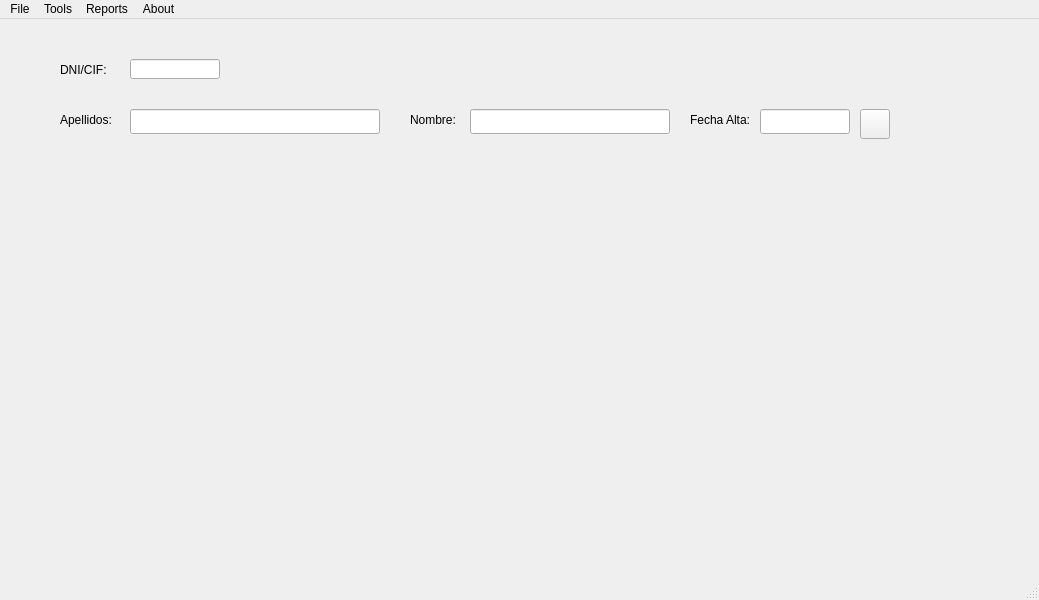
Before: the Qt Designer form templates/window.ui in antonrubii/ProyectoDI, drawn with Qt 5.
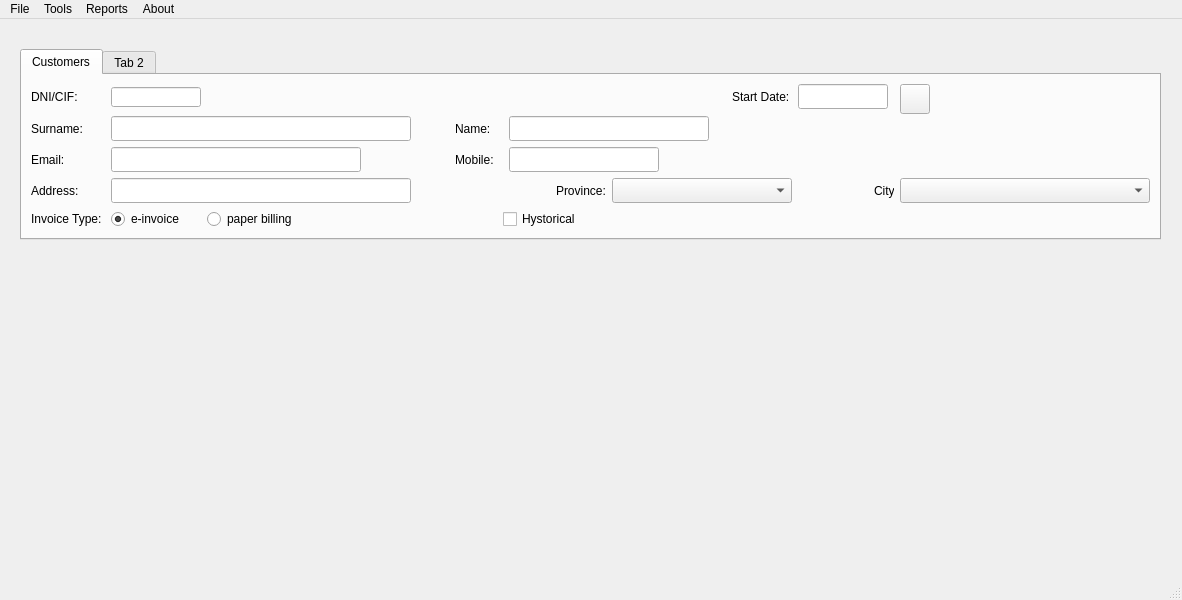
After: the same form once the commit is applied. Icons and pictures are not drawn.

Patch:
```diff
--- a/templates/window.ui
+++ b/templates/window.ui
@@ -6,7 +6,7 @@
    <rect>
     <x>0</x>
     <y>0</y>
-    <width>1039</width>
+    <width>1182</width>
     <height>600</height>
    </rect>
   </property>
@@ -14,177 +14,341 @@
    <string>EmpresaTeis</string>
   </property>
   <widget class="QWidget" name="centralwidget">
-   <widget class="QLabel" name="lblDnicli">
+   <widget class="QTabWidget" name="panMain">
     <property name="geometry">
      <rect>
-      <x>60</x>
-      <y>40</y>
-      <width>51</width>
-      <height>21</height>
+      <x>20</x>
+      <y>30</y>
+      <width>1141</width>
+      <height>191</height>
      </rect>
     </property>
-    <property name="text">
-     <string>DNI/CIF:</string>
-    </property>
-   </widget>
-   <widget class="QLineEdit" name="txtDnicli">
-    <property name="geometry">
-     <rect>
-      <x>130</x>
-      <y>40</y>
-      <width>90</width>
-      <height>20</height>
-     </rect>
-    </property>
-    <property name="minimumSize">
-     <size>
-      <width>90</width>
-      <height>20</height>
-     </size>
-    </property>
-    <property name="maximumSize">
-     <size>
-      <width>90</width>
-      <height>20</height>
-     </size>
-    </property>
-   </widget>
-   <widget class="QLabel" name="lblApelcli">
-    <property name="geometry">
-     <rect>
-      <x>60</x>
-      <y>90</y>
-      <width>61</width>
-      <height>21</height>
-     </rect>
-    </property>
-    <property name="text">
-     <string>Apellidos:</string>
-    </property>
-   </widget>
-   <widget class="QLineEdit" name="txtApelcli">
-    <property name="geometry">
-     <rect>
-      <x>130</x>
-      <y>90</y>
-      <width>250</width>
-      <height>25</height>
-     </rect>
-    </property>
-    <property name="minimumSize">
-     <size>
-      <width>250</width>
-      <height>25</height>
-     </size>
-    </property>
-    <property name="maximumSize">
-     <size>
-      <width>250</width>
-      <height>25</height>
-     </size>
-    </property>
-   </widget>
-   <widget class="QLabel" name="lblNomecli">
-    <property name="geometry">
-     <rect>
-      <x>410</x>
-      <y>90</y>
-      <width>61</width>
-      <height>21</height>
-     </rect>
-    </property>
-    <property name="text">
-     <string>Nombre:</string>
-    </property>
-   </widget>
-   <widget class="QLineEdit" name="lblNomecli_2">
-    <property name="geometry">
-     <rect>
-      <x>470</x>
-      <y>90</y>
-      <width>200</width>
-      <height>25</height>
-     </rect>
-    </property>
-    <property name="minimumSize">
-     <size>
-      <width>200</width>
-      <height>25</height>
-     </size>
-    </property>
-    <property name="maximumSize">
-     <size>
-      <width>200</width>
-      <height>25</height>
-     </size>
-    </property>
-   </widget>
-   <widget class="QLabel" name="lblAltacli">
-    <property name="geometry">
-     <rect>
-      <x>690</x>
-      <y>90</y>
-      <width>61</width>
-      <height>21</height>
-     </rect>
-    </property>
-    <property name="text">
-     <string>Fecha Alta:</string>
-    </property>
-   </widget>
-   <widget class="QLineEdit" name="txtAltacli">
-    <property name="geometry">
-     <rect>
-      <x>760</x>
-      <y>90</y>
-      <width>90</width>
-      <height>25</height>
-     </rect>
-    </property>
-    <property name="minimumSize">
-     <size>
-      <width>90</width>
-      <height>25</height>
-     </size>
-    </property>
-    <property name="maximumSize">
-     <size>
-      <width>90</width>
-      <height>25</height>
-     </size>
-    </property>
-    <property name="alignment">
-     <set>Qt::AlignCenter</set>
-    </property>
-   </widget>
-   <widget class="QPushButton" name="btnFechaltacli">
-    <property name="geometry">
-     <rect>
-      <x>860</x>
-      <y>90</y>
-      <width>30</width>
-      <height>30</height>
-     </rect>
-    </property>
-    <property name="minimumSize">
-     <size>
-      <width>30</width>
-      <height>30</height>
-     </size>
-    </property>
-    <property name="maximumSize">
-     <size>
-      <width>30</width>
-      <height>30</height>
-     </size>
-    </property>
-    <property name="text">
-     <string/>
-    </property>
-    <property name="icon">
-     <iconset>
-      <normaloff>../img/calendario.png</normaloff>../img/calendario.png</iconset>
-    </property>
+    <widget class="QWidget" name="tabCli">
+     <attribute name="title">
+      <string>Customers</string>
+     </attribute>
+     <layout class="QGridLayout" name="gridLayout">
+      <item row="1" column="1" colspan="2">
+       <widget class="QLineEdit" name="txtApelcli">
+        <property name="minimumSize">
+         <size>
+          <width>300</width>
+          <height>25</height>
+         </size>
+        </property>
+        <property name="maximumSize">
+         <size>
+          <width>250</width>
+          <height>25</height>
+         </size>
+        </property>
+       </widget>
+      </item>
+      <item row="0" column="9">
+       <widget class="QLineEdit" name="txtAltacli">
+        <property name="minimumSize">
+         <size>
+          <width>90</width>
+          <height>25</height>
+         </size>
+        </property>
+        <property name="maximumSize">
+         <size>
+          <width>90</width>
+          <height>25</height>
+         </size>
+        </property>
+        <property name="alignment">
+         <set>Qt::AlignCenter</set>
+        </property>
+       </widget>
+      </item>
+      <item row="1" column="3">
+       <spacer name="horizontalSpacer">
+        <property name="orientation">
+         <enum>Qt::Horizontal</enum>
+        </property>
+        <property name="sizeHint" stdset="0">
+         <size>
+          <width>40</width>
+          <height>20</height>
+         </size>
+        </property>
+       </spacer>
+      </item>
+      <item row="1" column="4" colspan="2" alignment="Qt::AlignLeft">
+       <widget class="QLabel" name="lblNomecli">
+        <property name="text">
+         <string>Name:</string>
+        </property>
+       </widget>
+      </item>
+      <item row="1" column="6" colspan="2">
+       <widget class="QLineEdit" name="lblNomecli_2">
+        <property name="minimumSize">
+         <size>
+          <width>200</width>
+          <height>25</height>
+         </size>
+        </property>
+        <property name="maximumSize">
+         <size>
+          <width>200</width>
+          <height>25</height>
+         </size>
+        </property>
+       </widget>
+      </item>
+      <item row="0" column="0">
+       <widget class="QLabel" name="lblDnicli">
+        <property name="text">
+         <string>DNI/CIF:</string>
+        </property>
+       </widget>
+      </item>
+      <item row="0" column="1">
+       <widget class="QLineEdit" name="txtDnicli">
+        <property name="minimumSize">
+         <size>
+          <width>90</width>
+          <height>20</height>
+         </size>
+        </property>
+        <property name="maximumSize">
+         <size>
+          <width>90</width>
+          <height>20</height>
+         </size>
+        </property>
+       </widget>
+      </item>
+      <item row="0" column="8">
+       <widget class="QLabel" name="lblAltacli">
+        <property name="minimumSize">
+         <size>
+          <width>60</width>
+          <height>0</height>
+         </size>
+        </property>
+        <property name="maximumSize">
+         <size>
+          <width>60</width>
+          <height>16777215</height>
+         </size>
+        </property>
+        <property name="text">
+         <string>Start Date:</string>
+        </property>
+       </widget>
+      </item>
+      <item row="0" column="11">
+       <widget class="QPushButton" name="btnFechaltacli">
+        <property name="minimumSize">
+         <size>
+          <width>30</width>
+          <height>30</height>
+         </size>
+        </property>
+        <property name="maximumSize">
+         <size>
+          <width>30</width>
+          <height>30</height>
+         </size>
+        </property>
+        <property name="text">
+         <string/>
+        </property>
+        <property name="icon">
+         <iconset>
+          <normaloff>../img/calendario.png</normaloff>../img/calendario.png</iconset>
+        </property>
+       </widget>
+      </item>
+      <item row="1" column="0">
+       <widget class="QLabel" name="lblApelcli">
+        <property name="text">
+         <string>Surname:</string>
+        </property>
+       </widget>
+      </item>
+      <item row="3" column="7" colspan="2">
+       <widget class="QComboBox" name="cmbProvcli">
+        <property name="minimumSize">
+         <size>
+          <width>180</width>
+          <height>25</height>
+         </size>
+        </property>
+        <property name="maximumSize">
+         <size>
+          <width>180</width>
+          <height>25</height>
+         </size>
+        </property>
+       </widget>
+      </item>
+      <item row="3" column="0">
+       <widget class="QLabel" name="lblDircli">
+        <property name="text">
+         <string>Address:</string>
+        </property>
+       </widget>
+      </item>
+      <item row="3" column="9" colspan="2" alignment="Qt::AlignRight">
+       <widget class="QLabel" name="lblMunicli">
+        <property name="maximumSize">
+         <size>
+          <width>20</width>
+          <height>16777215</height>
+         </size>
+        </property>
+        <property name="text">
+         <string>City:</string>
+        </property>
+       </widget>
+      </item>
+      <item row="4" column="0">
+       <widget class="QLabel" name="lblTipofaccli">
+        <property name="text">
+         <string>Invoice Type: </string>
+        </property>
+       </widget>
+      </item>
+      <item row="4" column="2">
+       <widget class="QRadioButton" name="rbtFacpapel">
+        <property name="text">
+         <string>paper billing</string>
+        </property>
+        <attribute name="buttonGroup">
+         <string notr="true">groupbtnFac</string>
+        </attribute>
+       </widget>
+      </item>
+      <item row="2" column="4" alignment="Qt::AlignLeft">
+       <widget class="QLabel" name="label">
+        <property name="text">
+         <string>Mobile: </string>
+        </property>
+       </widget>
+      </item>
+      <item row="2" column="1" colspan="2">
+       <widget class="QLineEdit" name="txtEmailcli">
+        <property name="minimumSize">
+         <size>
+          <width>250</width>
+          <height>25</height>
+         </size>
+        </property>
+        <property name="maximumSize">
+         <size>
+          <width>250</width>
+          <height>25</height>
+         </size>
+        </property>
+       </widget>
+      </item>
+      <item row="2" column="6" colspan="2">
+       <widget class="QLineEdit" name="lblNomecli_3">
+        <property name="minimumSize">
+         <size>
+          <width>150</width>
+          <height>25</height>
+         </size>
+        </property>
+        <property name="maximumSize">
+         <size>
+          <width>150</width>
+          <height>25</height>
+         </size>
+        </property>
+       </widget>
+      </item>
+      <item row="4" column="5" colspan="3">
+       <widget class="QCheckBox" name="chkHistoricocli">
+        <property name="text">
+         <string>Hystorical</string>
+        </property>
+       </widget>
+      </item>
+      <item row="4" column="1">
+       <widget class="QRadioButton" name="rbtFacemail">
+        <property name="text">
+         <string>e-invoice</string>
+        </property>
+        <property name="checked">
+         <bool>true</bool>
+        </property>
+        <attribute name="buttonGroup">
+         <string notr="true">groupbtnFac</string>
+        </attribute>
+       </widget>
+      </item>
+      <item row="2" column="3">
+       <spacer name="horizontalSpacer_2">
+        <property name="orientation">
+         <enum>Qt::Horizontal</enum>
+        </property>
+        <property name="sizeHint" stdset="0">
+         <size>
+          <width>40</width>
+          <height>20</height>
+         </size>
+        </property>
+       </spacer>
+      </item>
+      <item row="2" column="0">
+       <widget class="QLabel" name="lblMailcli">
+        <property name="text">
+         <string>Email: </string>
+        </property>
+       </widget>
+      </item>
+      <item row="3" column="1" colspan="4">
+       <widget class="QLineEdit" name="txtDircli">
+        <property name="minimumSize">
+         <size>
+          <width>300</width>
+          <height>25</height>
+         </size>
+        </property>
+        <property name="maximumSize">
+         <size>
+          <width>300</width>
+          <height>25</height>
+         </size>
+        </property>
+       </widget>
+      </item>
+      <item row="3" column="5" colspan="2" alignment="Qt::AlignRight">
+       <widget class="QLabel" name="lblPRovcli">
+        <property name="text">
+         <string>Province:</string>
+        </property>
+       </widget>
+      </item>
+      <item row="3" column="11" colspan="2">
+       <widget class="QComboBox" name="cmbMunicli">
+        <property name="minimumSize">
+         <size>
+          <width>250</width>
+          <height>25</height>
+         </size>
+        </property>
+        <property name="maximumSize">
+         <size>
+          <width>25</width>
+          <height>16777215</height>
+         </size>
+        </property>
+       </widget>
+      </item>
+     </layout>
+    </widget>
+    <widget class="QWidget" name="tab_2">
+     <attribute name="title">
+      <string>Tab 2</string>
+     </attribute>
+    </widget>
    </widget>
   </widget>
   <widget class="QMenuBar" name="menubar">
@@ -192,7 +356,7 @@
     <rect>
      <x>0</x>
      <y>0</y>
-     <width>1039</width>
+     <width>1182</width>
      <height>21</height>
     </rect>
    </property>
```
Left out of the diff: 3 changed lines with no effect on the pictures.
